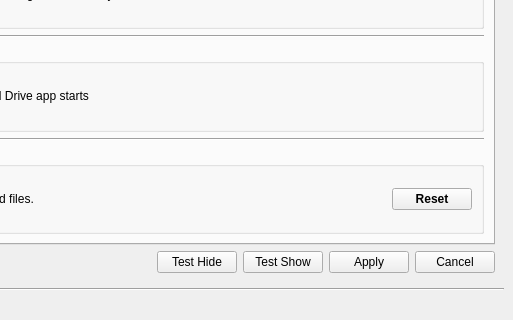
Old version of the form pcloudwindow.ui in the repository pcloudcom/psyncgui; both pictures show x 325 to 838 and y 187 to 507 of the 838 by 507 pixel window.
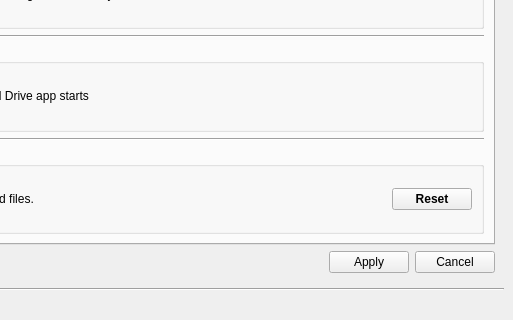
New version of the form. The open tabs and pages were chosen to show the change. Icons and pictures are not drawn.

```diff
--- a/pcloudwindow.ui
+++ b/pcloudwindow.ui
@@ -2566,20 +2566,6 @@
               </property>
              </spacer>
             </item>
-            <item>
-             <widget class="QPushButton" name="btnHideTabTEST">
-              <property name="text">
-               <string>Test Hide</string>
-              </property>
-             </widget>
-            </item>
-            <item>
-             <widget class="QPushButton" name="btnShowTab">
-              <property name="text">
-               <string>Test Show</string>
-              </property>
-             </widget>
-            </item>
             <item>
              <widget class="QPushButton" name="btnSaveSttngs">
               <property name="text">
```
Left out of the diff: 2 changed lines with no effect on the pictures.
